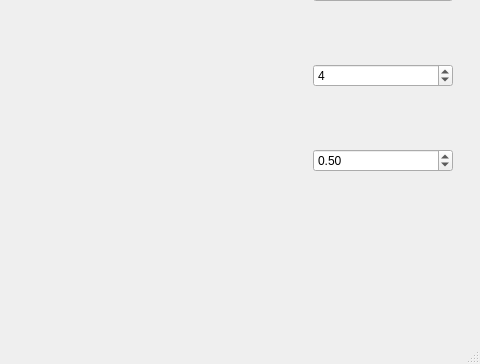
This is epicenter/mainwindow.ui in Sebu/sprs as Qt 5 draws it before an edit; both pictures show x 498 to 978 and y 193 to 557 of the 978 by 557 pixel window. The edited form follows.
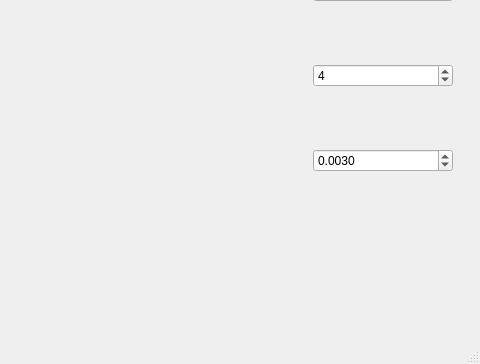
This is the edited form.

The edit to the form file:
```diff
--- a/epicenter/mainwindow.ui
+++ b/epicenter/mainwindow.ui
@@ -131,11 +131,17 @@
            <property name="autoFillBackground">
             <bool>false</bool>
            </property>
+           <property name="decimals">
+            <number>4</number>
+           </property>
+           <property name="maximum">
+            <double>1.000000000000000</double>
+           </property>
            <property name="singleStep">
             <double>0.100000000000000</double>
            </property>
            <property name="value">
-            <double>0.500000000000000</double>
+            <double>0.003000000000000</double>
            </property>
           </widget>
          </item>
```
Left out of the diff: 4 changed lines with no effect on the pictures.
